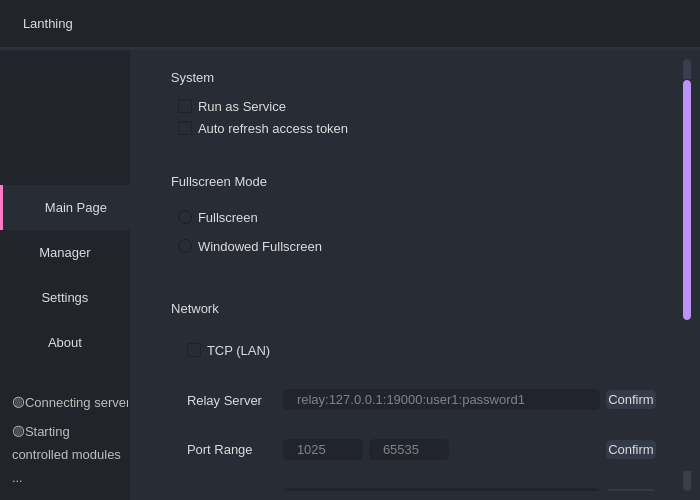
pjlt/lanthing-pc, file app/src/views/mainwindow/mainwindow.ui: the form before one commit.
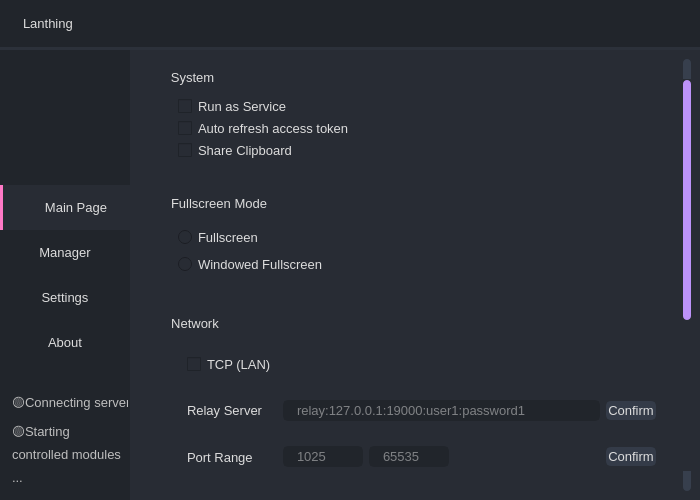
The form after the commit. The open tabs and pages were chosen to show the change. Icons and pictures are not drawn.

Commit message: Clipboard setting

Diff of the .ui file:
```diff
--- a/app/src/views/mainwindow/mainwindow.ui
+++ b/app/src/views/mainwindow/mainwindow.ui
@@ -1613,7 +1613,7 @@
                     <property name="geometry">
                      <rect>
                       <x>0</x>
-                      <y>-275</y>
+                      <y>0</y>
                       <width>527</width>
                       <height>700</height>
                      </rect>
@@ -1654,6 +1654,13 @@
                           </property>
                          </widget>
                         </item>
+                        <item>
+                         <widget class="QCheckBox" name="checkboxShareClipboard">
+                          <property name="text">
+                           <string>Share Clipboard</string>
+                          </property>
+                         </widget>
+                        </item>
                        </layout>
                       </widget>
                      </item>
```
Left out of the diff: 2 changed lines with no effect on the pictures. The commit also changes 5 other files.
